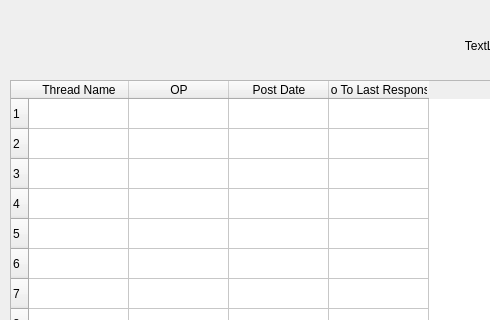
Before: the Qt Designer form RccApplication/subforum.ui in ak2300941/Cis17BGroupProject, drawn with Qt 5; both pictures show x 0 to 490 and y 0 to 320 of the 1024 by 768 pixel window.
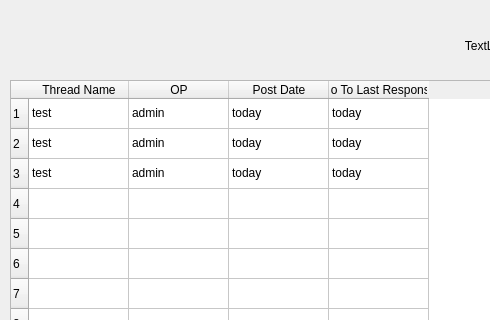
After: the same form once the commit is applied.

Diff of the .ui file:
```diff
--- a/RccApplication/subforum.ui
+++ b/RccApplication/subforum.ui
@@ -122,12 +122,67 @@
    </column>
    <item row="0" column="0">
     <property name="text">
-     <string/>
+     <string>test</string>
     </property>
     <property name="flags">
      <set>ItemIsSelectable|ItemIsEnabled</set>
     </property>
    </item>
+   <item row="0" column="1">
+    <property name="text">
+     <string>admin</string>
+    </property>
+   </item>
+   <item row="0" column="2">
+    <property name="text">
+     <string>today</string>
+    </property>
+   </item>
+   <item row="0" column="3">
+    <property name="text">
+     <string>today</string>
+    </property>
+   </item>
+   <item row="1" column="0">
+    <property name="text">
+     <string>test</string>
+    </property>
+   </item>
+   <item row="1" column="1">
+    <property name="text">
+     <string>admin</string>
+    </property>
+   </item>
+   <item row="1" column="2">
+    <property name="text">
+     <string>today</string>
+    </property>
+   </item>
+   <item row="1" column="3">
+    <property name="text">
+     <string>today</string>
+    </property>
+   </item>
+   <item row="2" column="0">
+    <property name="text">
+     <string>test</string>
+    </property>
+   </item>
+   <item row="2" column="1">
+    <property name="text">
+     <string>admin</string>
+    </property>
+   </item>
+   <item row="2" column="2">
+    <property name="text">
+     <string>today</string>
+    </property>
+   </item>
+   <item row="2" column="3">
+    <property name="text">
+     <string>today</string>
+    </property>
+   </item>
   </widget>
  </widget>
  <resources/>
```
